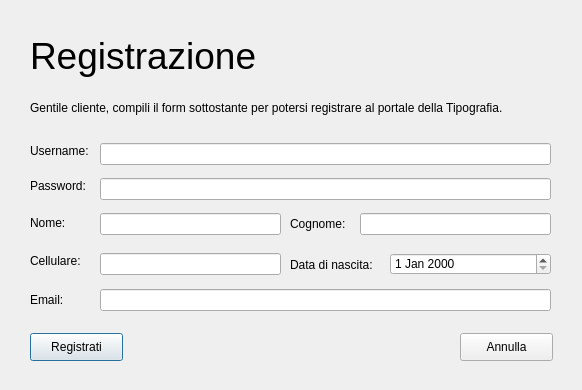
This is ui/registrazione.ui in faffolao/Codice_Gestionale_Tipografia as Qt 5 draws it before an edit. The edited form follows.
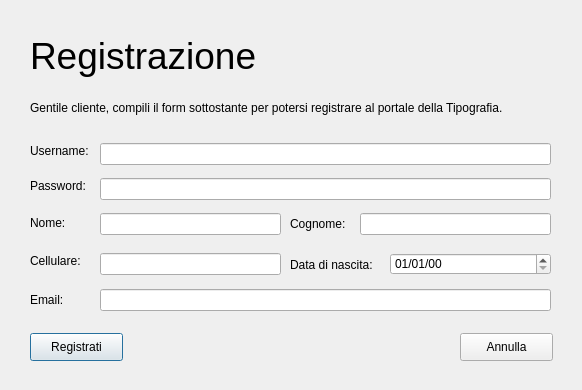
This is the edited form.

```diff
--- a/ui/registrazione.ui
+++ b/ui/registrazione.ui
@@ -190,6 +190,9 @@
      <height>22</height>
     </rect>
    </property>
+   <property name="displayFormat">
+    <string>dd/MM/yy</string>
+   </property>
   </widget>
   <widget class="QLineEdit" name="txt_email">
    <property name="geometry">
```
